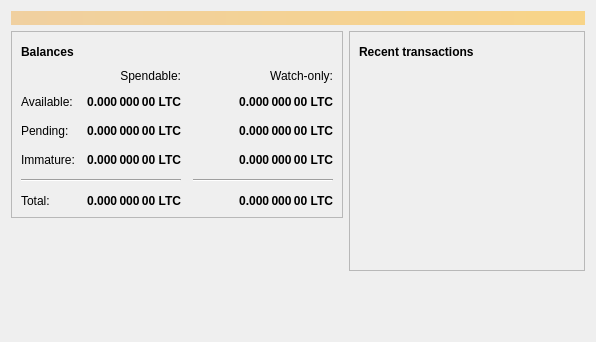
fcash-project/fcash-core, file src/qt/forms/overviewpage.ui: the form before one commit.
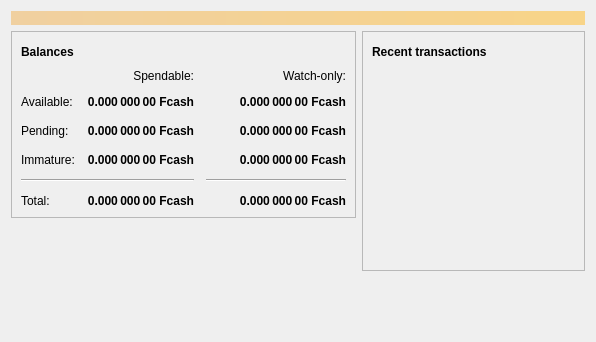
The form after the commit. Icons and pictures are not drawn.

The edit to the form file:
```diff
--- a/src/qt/forms/overviewpage.ui
+++ b/src/qt/forms/overviewpage.ui
@@ -129,7 +129,7 @@
                <string>Unconfirmed transactions to watch-only addresses</string>
               </property>
               <property name="text">
-               <string notr="true">0.000 000 00 LTC</string>
+               <string notr="true">0.000 000 00 Fcash</string>
               </property>
               <property name="alignment">
                <set>Qt::AlignRight|Qt::AlignTrailing|Qt::AlignVCenter</set>
@@ -154,7 +154,7 @@
                <string>Total of transactions that have yet to be confirmed, and do not yet count toward the spendable balance</string>
               </property>
               <property name="text">
-               <string notr="true">0.000 000 00 LTC</string>
+               <string notr="true">0.000 000 00 Fcash</string>
               </property>
               <property name="alignment">
                <set>Qt::AlignRight|Qt::AlignTrailing|Qt::AlignVCenter</set>
@@ -179,7 +179,7 @@
                <string>Mined balance in watch-only addresses that has not yet matured</string>
               </property>
               <property name="text">
-               <string notr="true">0.000 000 00 LTC</string>
+               <string notr="true">0.000 000 00 Fcash</string>
               </property>
               <property name="alignment">
                <set>Qt::AlignRight|Qt::AlignTrailing|Qt::AlignVCenter</set>
@@ -237,7 +237,7 @@
                <string>Mined balance that has not yet matured</string>
               </property>
               <property name="text">
-               <string notr="true">0.000 000 00 LTC</string>
+               <string notr="true">0.000 000 00 Fcash</string>
               </property>
               <property name="alignment">
                <set>Qt::AlignRight|Qt::AlignTrailing|Qt::AlignVCenter</set>
@@ -282,7 +282,7 @@
                <string>Your current total balance</string>
               </property>
               <property name="text">
-               <string notr="true">0.000 000 00 LTC</string>
+               <string notr="true">0.000 000 00 Fcash</string>
               </property>
               <property name="alignment">
                <set>Qt::AlignRight|Qt::AlignTrailing|Qt::AlignVCenter</set>
@@ -307,7 +307,7 @@
                <string>Current total balance in watch-only addresses</string>
               </property>
               <property name="text">
-               <string notr="true">0.000 000 00 LTC</string>
+               <string notr="true">0.000 000 00 Fcash</string>
               </property>
               <property name="alignment">
                <set>Qt::AlignRight|Qt::AlignTrailing|Qt::AlignVCenter</set>
@@ -349,7 +349,7 @@
                <string>Your current spendable balance</string>
               </property>
               <property name="text">
-               <string notr="true">0.000 000 00 LTC</string>
+               <string notr="true">0.000 000 00 Fcash</string>
               </property>
               <property name="alignment">
                <set>Qt::AlignRight|Qt::AlignTrailing|Qt::AlignVCenter</set>
@@ -374,7 +374,7 @@
                <string>Your current balance in watch-only addresses</string>
               </property>
               <property name="text">
-               <string notr="true">0.000 000 00 LTC</string>
+               <string notr="true">0.000 000 00 Fcash</string>
               </property>
               <property name="alignment">
                <set>Qt::AlignRight|Qt::AlignTrailing|Qt::AlignVCenter</set>
```
